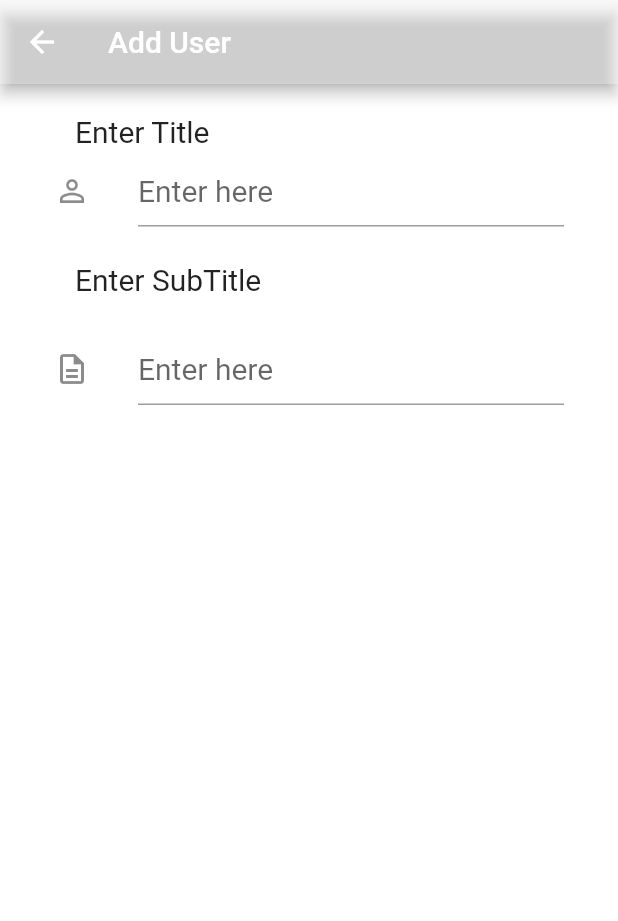
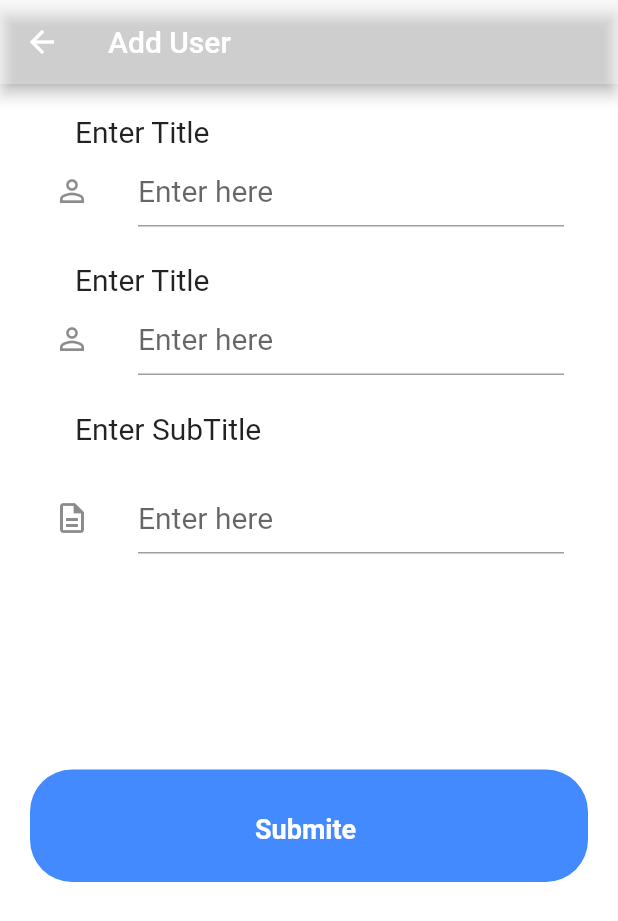
Before and after one commit to RangasamyEswaran/myCrypto, a Flutter app: the screen it shows after launch, after a tap on the "add" icon, on a phone screen of 412 x 824 dp. Shown: the top 921 px of the screen. Run offline on Flutter 3.47's test engine with Material 2 defaults, Android fonts, the phone set to English and light mode, and no system bars; our stand-ins replace dio; network calls fail.

Commit message:
post method1

```diff
--- a/lib/adduser/adduser.dart
+++ b/lib/adduser/adduser.dart
@@ -1,4 +1,7 @@
+import 'package:dio/dio.dart';
 import 'package:flutter/material.dart';
+import 'package:mycrypto/adduser/jsoninput.dart';
+import 'package:mycrypto/home.dart';
 
 class AddUser extends StatefulWidget {
   const AddUser({Key? key}) : super(key: key);
@@ -8,11 +11,22 @@ class AddUser extends StatefulWidget {
 }
 
 class _AddUserState extends State<AddUser> {
+  TextEditingController namecontroller = TextEditingController();
+  TextEditingController subnamecontroller = TextEditingController();
+  TextEditingController idcontroller = TextEditingController();
 
-  TextEditingController name = TextEditingController();
-  TextEditingController subname = TextEditingController();
+  Dio dio = new Dio();
 
-
+  Future<Album> postData(String name, String subname, String id) async {
+    dynamic data = {'title': name, 'body': subname, 'userId': id};
+    final String pathUrl = 'https://jsonplaceholder.typicode.com/posts';
+    var responce = await dio.post(pathUrl,
+        data: data,
+        options: Options(headers: {
+          'Content-type': 'application/json; charset=UTF-8',
+        }));
+    return responce.data;
+  }
 
   @override
   Widget build(BuildContext context) {
@@ -23,65 +37,125 @@ class _AddUserState extends State<AddUser> {
           title: Text('Add User'),
         ),
         body: Container(
-          child: Column(
+          child: ListView(
+            physics: ClampingScrollPhysics(),
+            children: [
+              Column(
                 mainAxisAlignment: MainAxisAlignment.start,
                 crossAxisAlignment: CrossAxisAlignment.start,
                 children: [
-              Padding(padding: EdgeInsets.only(left: 50,top: 20 ),
-            child: Text('Enter Title',
-            style: TextStyle(
-
-              fontSize: 20
-            ),
+                  Padding(
+                    padding: EdgeInsets.only(left: 50, top: 20),
+                    child: Text(
+                      'Enter Title',
+                      style: TextStyle(fontSize: 20),
                     ),
                   ),
                   Container(
                       margin: EdgeInsets.symmetric(horizontal: 20),
-
                       child: ListTile(
                         leading: Icon(Icons.person_outline),
                         title: Container(
                           child: TextField(
-                  style: TextStyle(
-                    fontSize: 20
+                            style: TextStyle(fontSize: 20),
+                            controller: idcontroller,
+                            keyboardType: TextInputType.number,
+                            decoration: InputDecoration(
+                              hintText: 'Enter here',
                             ),
-                  controller: name,
+                          ),
+                        ),
+                      )),
+                  Padding(
+                    padding: EdgeInsets.only(left: 50, top: 20),
+                    child: Text(
+                      'Enter Title',
+                      style: TextStyle(fontSize: 20),
+                    ),
+                  ),
+                  Container(
+                      margin: EdgeInsets.symmetric(horizontal: 20),
+                      child: ListTile(
+                        leading: Icon(Icons.person_outline),
+                        title: Container(
+                          child: TextField(
+                            style: TextStyle(fontSize: 20),
+                            controller: namecontroller,
                             keyboardType: TextInputType.name,
                             decoration: InputDecoration(
                               hintText: 'Enter here',
-
                             ),
                           ),
                         ),
-                )
-              ),
-              Padding(padding: EdgeInsets.only(left: 50,top: 20 ),
-            child: Text('Enter SubTitle',
-            style: TextStyle(
-
-              fontSize: 20
-            ),
+                      )),
+                  Padding(
+                    padding: EdgeInsets.only(left: 50, top: 20),
+                    child: Text(
+                      'Enter SubTitle',
+                      style: TextStyle(fontSize: 20),
                     ),
                   ),
                   Container(
-                margin: EdgeInsets.symmetric(horizontal: 20,vertical: 20),
+                      margin:
+                          EdgeInsets.symmetric(horizontal: 20, vertical: 20),
                       child: ListTile(
                         leading: Icon(Icons.description_outlined),
                         title: Container(
                           child: TextField(
-                  style: TextStyle(
-                    fontSize: 20
-                  ),
-                  controller: subname,
+                            style: TextStyle(fontSize: 20),
+                            controller: subnamecontroller,
                             keyboardType: TextInputType.name,
                             decoration: InputDecoration(
                               hintText: 'Enter here',
-
                             ),
                           ),
                         ),
-                )
-              )
+                      )),
+                  SizedBox(
+                    height: 120,
+                  ),
+                  SizedBox(
+                    height: 75,
+                    child: InkWell(
+                      onTap: () async {
+                        print('Posting..');
+                        final String name = namecontroller.text;
+                        final String subname = subnamecontroller.text;
+                        final String id = idcontroller.text;
+
+                        await postData(name, subname, id)
+                            .then((value) => print(value));
+                        Navigator.of(context).push(
+                            MaterialPageRoute(builder: (context) => Home()));
+                      },
+                      // Handle your callback
+                      child: Container(
+                          margin: EdgeInsets.symmetric(
+                            horizontal: 20,
+                          ),
+                          decoration: BoxDecoration(
+                            borderRadius: BorderRadius.circular(28),
+                            color: Colors.blueAccent,
+                          ),
+                          child: Stack(
+                            children: [
+                              Positioned(
+                                  left: 150,
+                                  bottom: 25,
+                                  child: Text(
+                                    'Submite',
+                                    style: TextStyle(
+                                        fontSize: 18,
+                                        color: Colors.white,
+                                        fontWeight: FontWeight.w700),
+                                  )),
+                            ],
+                          )),
+                    ),
+                  ),
+
+                ],
+              ),
             ],
           ),
         ),
--- /dev/null
+++ b/lib/adduser/jsoninput.dart
@@ -0,0 +1,29 @@
+import 'dart:convert';
+
+Album albumFromJson(String str) => Album.fromJson(json.decode(str));
+
+String albumToJson(Album data) => json.encode(data.toJson());
+
+class Album {
+    Album({
+        required this.id,
+        required this.name,
+        required this.subname,
+    });
+
+    String id;
+    String name;
+    String subname;
+
+    factory Album.fromJson(Map<String, dynamic> json) => Album(
+        id: json["id"],
+        name: json["name"],
+        subname: json["subname"],
+    );
+
+    Map<String, dynamic> toJson() => {
+        "id": id,
+        "name": name,
+        "subname": subname,
+    };
+}
--- a/lib/home.dart
+++ b/lib/home.dart
@@ -18,12 +18,12 @@ class _HomeState extends State<Home> {
   var _getJson=[];
 
 
-   final Url = "https://jsonplaceholder.typicode.com/posts/1/comments";
+   final getUrl = 'https://jsonplaceholder.typicode.com/posts';
 
   void MyCrypto() async{
     try{
 
-      final response = await get(Uri.parse(Url));
+      final response = await get(Uri.parse(getUrl));
 
       final jsonData =  json.decode(response.body) as List;
 
@@ -116,18 +116,18 @@ class _HomeState extends State<Home> {
             ),
             child: Card(
               child: ListTile(
-                leading: Text("${post["postId"]}",style: TextStyle(
+                leading: Text("${post["id"]}",style: TextStyle(
                   fontWeight: FontWeight.w600,
                   fontSize: 20
                 )),
-                title: Text("${post["name"]}",
+                title: Text("${post["title"]}",
                 style: TextStyle(
                   fontSize: 18,
                   fontWeight: FontWeight.w600
                 ),
                 ),
                 subtitle: Text("${post["body"]}"),
-                trailing: Text("${post["id"]}"),
+                trailing: Text("${post["userId"]}"),
                 ),
             ),
 
--- a/pubspec.yaml
+++ b/pubspec.yaml
@@ -32,7 +32,7 @@ dependencies:
   shared_preferences: ^2.0.7
   carousel_slider: ^4.0.0
   http: ^0.13.3
-
+  dio: ^4.0.0
 
 dev_dependencies:
   flutter_test:
```
Also changed, not shown: pubspec.lock. Lines whose indentation alone changed are shown as unchanged.
